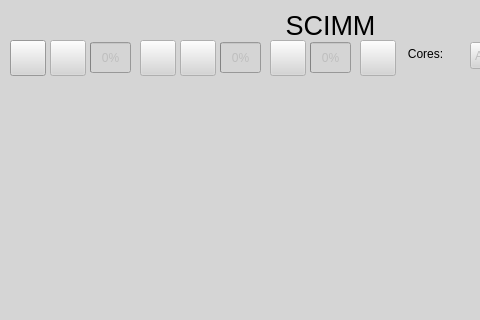
The window that SCIMM/janelaprincipal.ui (schirrel/SCIMM) describes before a commit, drawn with Qt 5; both pictures show x 0 to 480 and y 0 to 320 of the 657 by 569 pixel window.
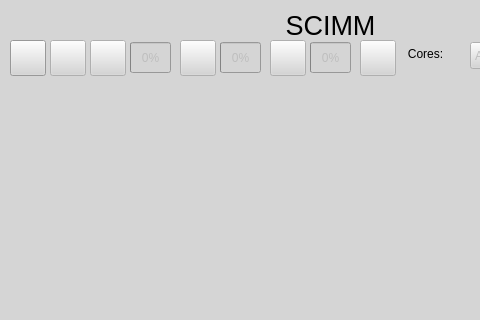
The same window after the commit. Icons and pictures are not drawn.

Diff of the .ui file:
```diff
--- a/SCIMM/janelaprincipal.ui
+++ b/SCIMM/janelaprincipal.ui
@@ -245,7 +245,7 @@
     </property>
     <property name="geometry">
      <rect>
-      <x>50</x>
+      <x>90</x>
       <y>40</y>
       <width>36</width>
       <height>36</height>
@@ -297,7 +297,7 @@
     </property>
     <property name="geometry">
      <rect>
-      <x>140</x>
+      <x>50</x>
       <y>40</y>
       <width>36</width>
       <height>36</height>
@@ -323,7 +323,7 @@
     </property>
     <property name="geometry">
      <rect>
-      <x>90</x>
+      <x>130</x>
       <y>42</y>
       <width>41</width>
       <height>31</height>
```
